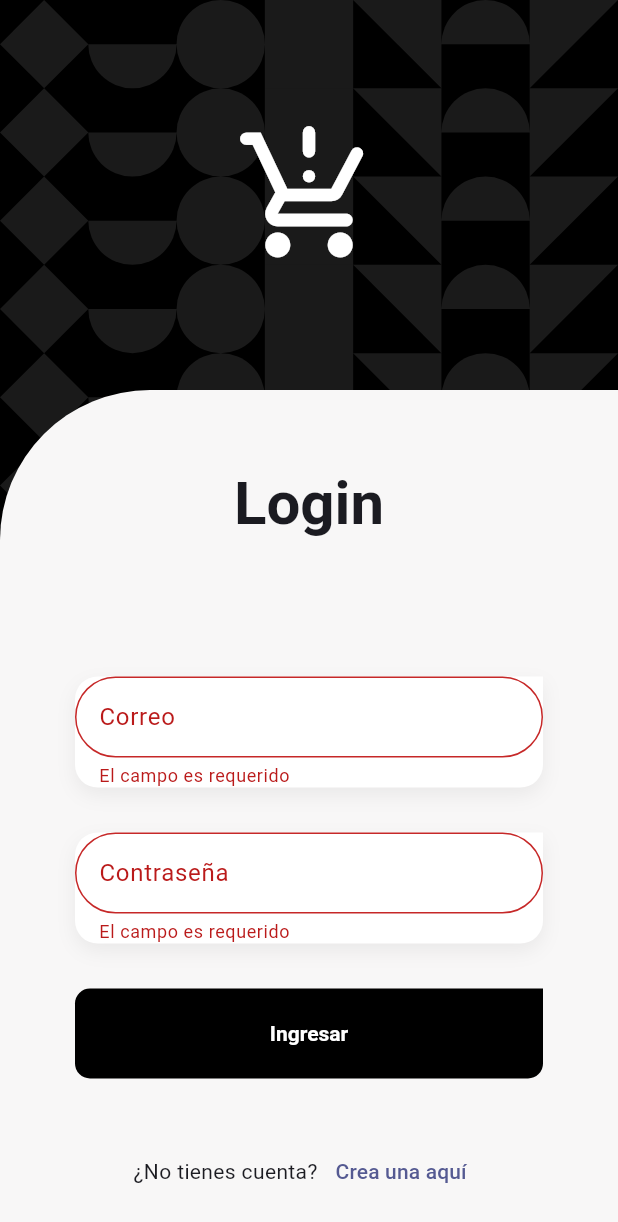
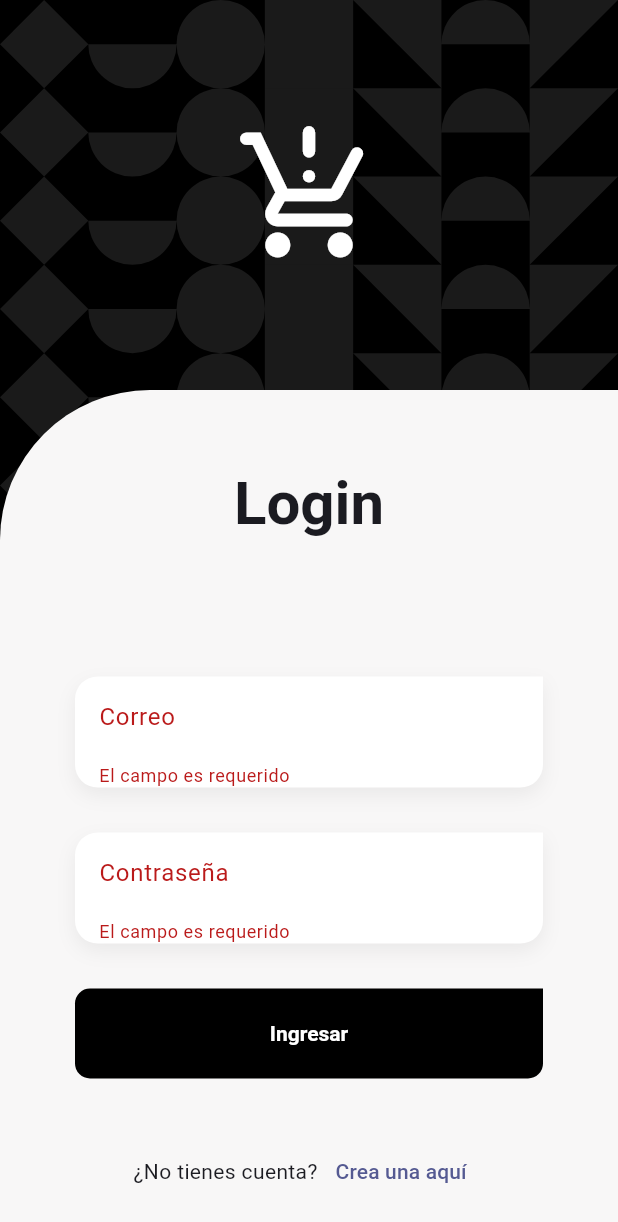
Before and after one commit to jorgechavezrnd/flutter-authenticated-crud, a Flutter app: the screen it shows after launch, after a tap on "Ingresar", on a phone screen of 412 x 824 dp. Shown: the top 1222 px of the screen. Run offline on Flutter 3.47's test engine with Material 3 defaults, Android fonts, the phone set to English and light mode, and no system bars; our stand-ins replace flutter_riverpod, formz, go_router, google_fonts; project files that could hold a hidden picture were left out.

Commit message:
Fix the style of the error message in CustomTextFormField

```diff
--- a/lib/features/shared/widgets/custom_text_form_field.dart
+++ b/lib/features/shared/widgets/custom_text_form_field.dart
@@ -63,10 +63,10 @@ class CustomTextFormField extends StatelessWidget {
           enabledBorder: border,
           focusedBorder: border,
           errorBorder: border.copyWith(
-            borderSide: BorderSide(color: Colors.red.shade800),
+            borderSide: const BorderSide(color: Colors.transparent),
           ),
           focusedErrorBorder: border.copyWith(
-            borderSide: BorderSide(color: Colors.red.shade800),
+            borderSide: const BorderSide(color: Colors.transparent),
           ),
           isDense: true,
           label: label != null ? Text(label!) : null,
```
